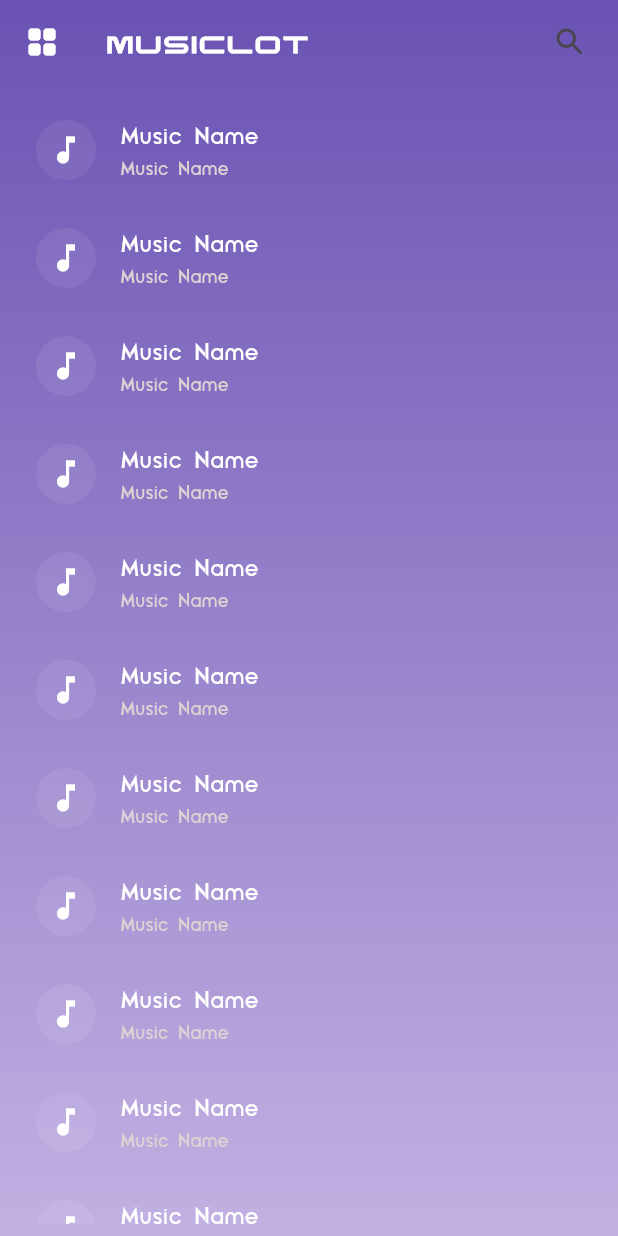
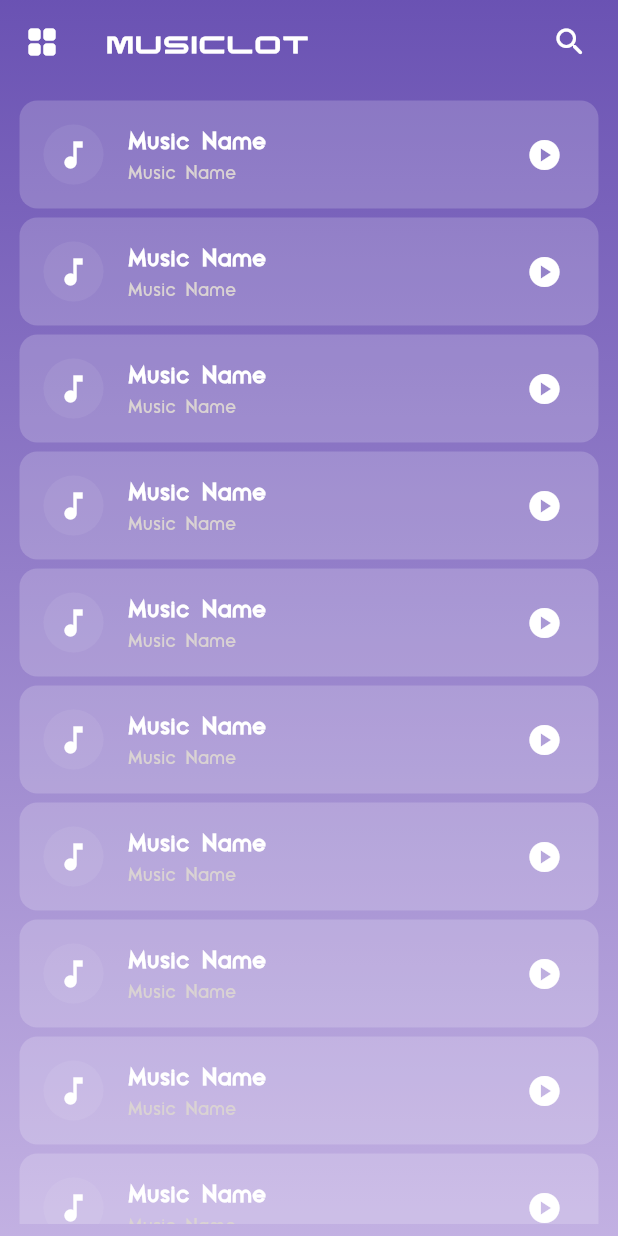
Before and after one commit to Sinazrp/flutter_music_app, a Flutter app: the screen it shows after launch, on a phone screen of 412 x 824 dp. Run offline on Flutter 3.47's test engine with Material 2 defaults, Android fonts, the phone set to English and light mode, and no system bars.

Commit message:
finalize home

```diff
--- a/lib/screens/home.dart
+++ b/lib/screens/home.dart
@@ -37,22 +37,31 @@ class Home extends StatelessWidget {
             ), */
             Padding(
               padding: EdgeInsets.only(right: 20),
-              child: Icon(Icons.search_rounded),
+              child: Icon(Icons.search_rounded, color: Colors.white),
             ),
           ],
         ),
         body: Padding(
           padding: const EdgeInsets.all(8.0),
           child: ListView.builder(
+            physics: ScrollPhysics(),
             itemCount: 100,
             itemBuilder: (context, index) {
-              return Container(
-                  decoration:
-                      BoxDecoration(borderRadius: BorderRadius.circular(12)),
+              return Padding(
+                padding:
+                    const EdgeInsets.symmetric(horizontal: 5.0, vertical: 3),
+                child: Container(
+                    decoration: BoxDecoration(
+                      borderRadius: BorderRadius.circular(12),
+                      color: Color.fromARGB(46, 255, 255, 255),
+                    ),
                     child: const ListTile(
                         title: Text(
                           'Music Name',
-                      style: TextStyle(fontSize: 15, color: whiteColor),
+                          style: TextStyle(
+                              fontSize: 15,
+                              color: whiteColor,
+                              fontWeight: FontWeight.bold),
                         ),
                         subtitle: Text(
                           'Music Name',
@@ -68,7 +77,9 @@ class Home extends StatelessWidget {
                             color: Colors.white,
                           ),
                         ),
-                  ));
+                        trailing:
+                            Icon(Icons.play_circle, color: Colors.white))),
+              );
             },
           ),
         ),
```
Lines whose indentation alone changed are shown as unchanged.
